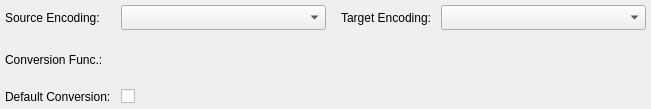
Above: libs/libgui/ui/dbobjects/conversionwidget.ui from pgmodeler/pgmodeler before the change. Below: the same form after it.
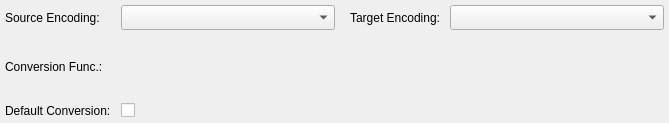
That is the form after the change.

Commit message: Changed default icon size of comboboxes

Patch:
```diff
--- a/libs/libgui/ui/dbobjects/conversionwidget.ui
+++ b/libs/libgui/ui/dbobjects/conversionwidget.ui
@@ -6,8 +6,8 @@
    <rect>
     <x>0</x>
     <y>0</y>
-    <width>651</width>
-    <height>109</height>
+    <width>669</width>
+    <height>123</height>
    </rect>
   </property>
   <property name="minimumSize">
@@ -74,6 +74,12 @@
        <height>25</height>
       </size>
      </property>
+     <property name="iconSize">
+      <size>
+       <width>28</width>
+       <height>28</height>
+      </size>
+     </property>
     </widget>
    </item>
    <item row="0" column="2">
@@ -121,6 +127,12 @@
        <height>25</height>
       </size>
      </property>
+     <property name="iconSize">
+      <size>
+       <width>28</width>
+       <height>28</height>
+      </size>
+     </property>
     </widget>
    </item>
    <item row="1" column="0">
```
The commit also changes 40 other files.
